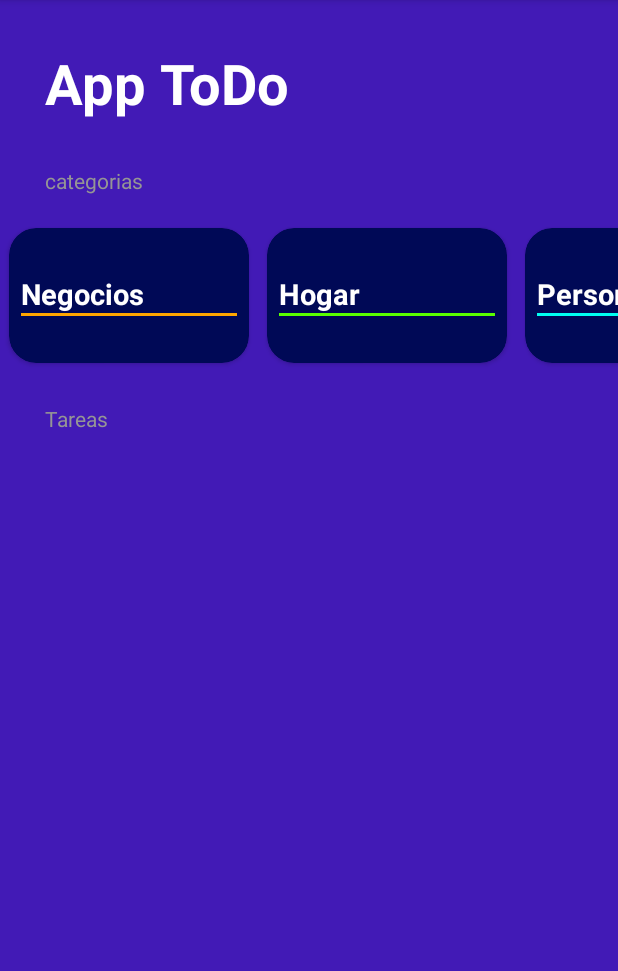
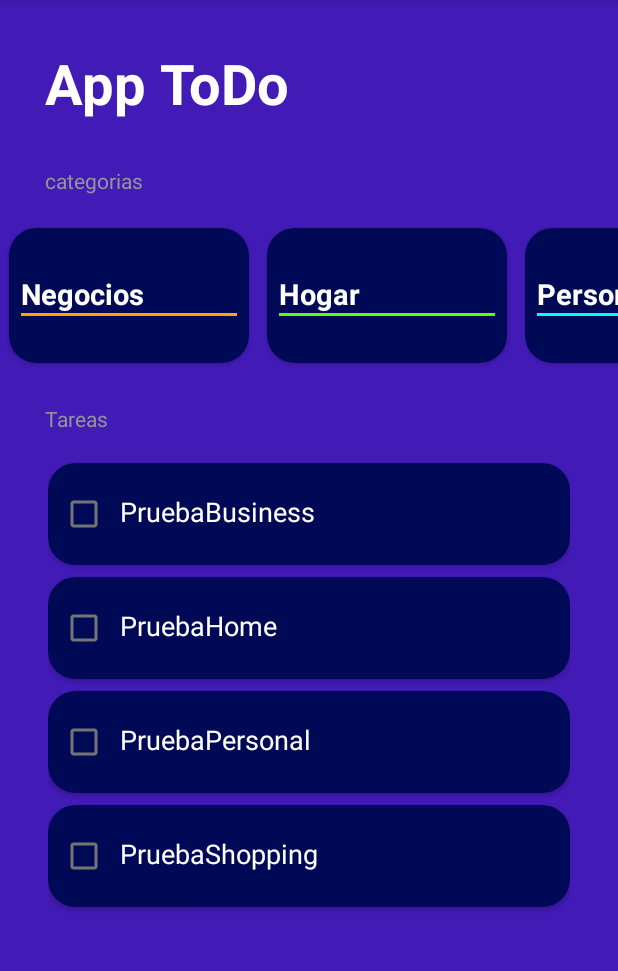
Before and after one commit to Talaf37/To-Do-practica, an Android app: the screen it shows after launch (MainActivity), on a phone screen of 412 x 824 dp, the part 84-1055 px from its top. Run offline under Robolectric (Android 15) with nearby library versions, the phone set to English and light mode, and no system bars.

Commit message:
Ended Second recyclerview

```diff
--- a/app/src/main/java/com/example/todo_app/MainActivity.kt
+++ b/app/src/main/java/com/example/todo_app/MainActivity.kt
@@ -5,20 +5,29 @@ import android.os.Bundle
 import androidx.recyclerview.widget.LinearLayoutManager
 import androidx.recyclerview.widget.RecyclerView
 import com.example.myapplication.R
+import com.example.todo_app.TaskCategory.*
 
 class MainActivity : AppCompatActivity() {
 
     private val categories = listOf(
-        TaskCategory.Business,
-        TaskCategory.Home,
-        TaskCategory.Personal,
-        TaskCategory.Shopping
+        Business,
+        Home,
+        Personal,
+        Shopping
+    )
+
+    private val tasks = mutableListOf(
+        Task("PruebaBusiness", Business),
+        Task("PruebaHome", Home),
+        Task("PruebaPersonal", Personal),
+        Task("PruebaShopping", Shopping)
     )
 
     private lateinit var rvCategories: RecyclerView
     private lateinit var categoriesAdapter: CategoriesAdapter
 
     private lateinit var rvTasks: RecyclerView
+    private lateinit var tasksAdapter: TasksAdapter
 
     override fun onCreate(savedInstanceState: Bundle?) {
         super.onCreate(savedInstanceState)
@@ -36,5 +45,9 @@ class MainActivity : AppCompatActivity() {
         categoriesAdapter = CategoriesAdapter(categories)
         rvCategories.layoutManager = LinearLayoutManager(this, LinearLayoutManager.HORIZONTAL, false)
         rvCategories.adapter = categoriesAdapter
+
+        tasksAdapter = TasksAdapter(tasks)
+        rvTasks.layoutManager = LinearLayoutManager(this)
+        rvTasks.adapter = tasksAdapter
     }
 }
--- a/app/src/main/java/com/example/todo_app/TaskViewHolder.kt
+++ b/app/src/main/java/com/example/todo_app/TaskViewHolder.kt
@@ -1,10 +1,18 @@
 package com.example.todo_app
 
 import android.view.View
+import android.widget.CheckBox
+import android.widget.TextView
 import androidx.recyclerview.widget.RecyclerView
+import com.example.myapplication.R
+import org.w3c.dom.Text
 
 class TaskViewHolder(view: View) : RecyclerView.ViewHolder(view) {
+
+    private val tvTask:TextView = view.findViewById(R.id.tvTask)
+    private val cbTask:CheckBox = view.findViewById(R.id.cbTask)
+
     fun render(task: Task){
-
+        tvTask.text = task.name
     }
 }
--- a/app/src/main/java/com/example/todo_app/TasksAdapter.kt
+++ b/app/src/main/java/com/example/todo_app/TasksAdapter.kt
@@ -1,16 +1,20 @@
 package com.example.todo_app
 
+import android.text.Layout
+import android.view.LayoutInflater
 import android.view.ViewGroup
 import androidx.recyclerview.widget.RecyclerView
+import com.example.myapplication.R
 
 class TasksAdapter (private val tasks:List<Task>) :
     RecyclerView.Adapter<TaskViewHolder>() {
     override fun onCreateViewHolder(parent: ViewGroup, viewType: Int): TaskViewHolder {
-        TODO("Not yet implemented")
-    }
+            val view = LayoutInflater.from(parent.context).inflate(R.layout.item_task, parent, false)
+            return TaskViewHolder(view)
+        }
 
     override fun onBindViewHolder(holder: TaskViewHolder, position: Int) {
-        TODO("Not yet implemented")
+        holder.render(tasks[position])
     }
 
     override fun getItemCount() = tasks.size
--- a/app/src/main/res/layout/activity_main.xml
+++ b/app/src/main/res/layout/activity_main.xml
@@ -42,6 +42,8 @@
         />
 
     <androidx.recyclerview.widget.RecyclerView
+        android:layout_marginHorizontal="32dp"
+        android:layout_marginTop="16dp"
         android:id="@+id/rvTasks"
         android:layout_width="match_parent"
         android:layout_height="wrap_content"
--- a/app/src/main/res/layout/item_task.xml
+++ b/app/src/main/res/layout/item_task.xml
@@ -4,11 +4,13 @@
     xmlns:app="http://schemas.android.com/apk/res-auto"
     android:layout_width="match_parent"
     android:layout_height="wrap_content"
+    xmlns:tools="http://schemas.android.com/tools"
     app:cardCornerRadius="18dp"
     app:cardBackgroundColor="@color/background_card"
     android:layout_marginVertical="4dp">
 
     <LinearLayout
+        android:paddingVertical="10dp"
         android:layout_width="match_parent"
         android:layout_height="wrap_content"
         android:orientation="horizontal"
@@ -17,7 +19,17 @@
         <CheckBox
             android:id="@+id/cbTask"
             android:layout_width="wrap_content"
-            android:layout_height="wrap_content"/>
+            android:layout_height="wrap_content"
+            />
+
+        <TextView
+            android:id="@+id/tvTask"
+            android:layout_width="wrap_content"
+            android:layout_height="wrap_content"
+            android:textColor="@color/white"
+            android:textSize="18sp"
+            tools:text="Prueba"
+            />
 
     </LinearLayout>
 
```
